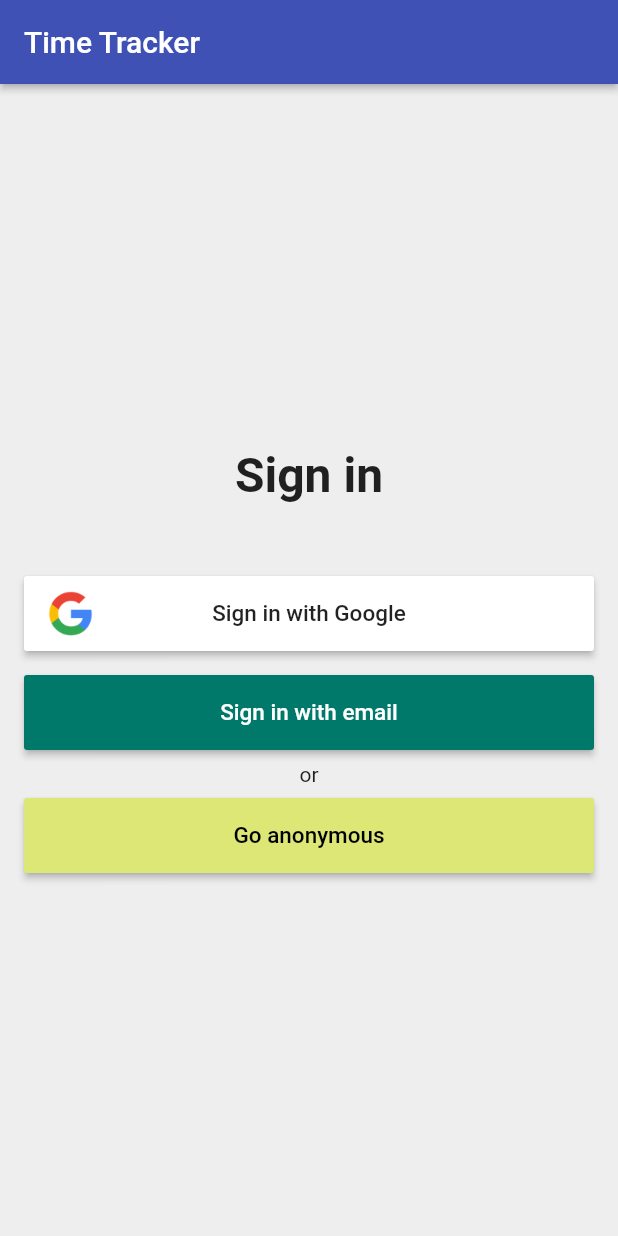
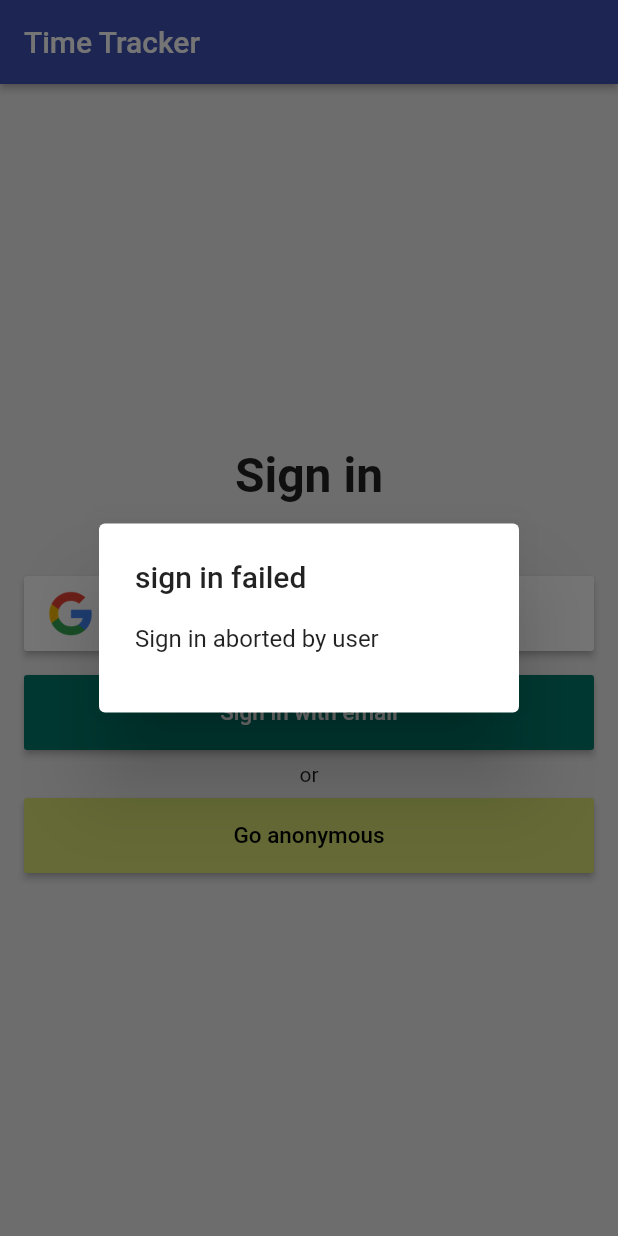
Before and after one commit to asai569/time-tracker-flutter-course, a Flutter app: the screen it shows after launch, after a tap on "Sign in with Google", on a phone screen of 412 x 824 dp. Run offline on Flutter 3.47's test engine with Material 2 defaults, Android fonts, the phone set to English and light mode, and no system bars; our stand-ins replace firebase_auth, firebase_core, google_sign_in; accounts and stored records are empty.

Commit message:
237まで

```diff
--- a/lib/app/landing_page.dart
+++ b/lib/app/landing_page.dart
@@ -2,26 +2,22 @@ import 'package:flutter/material.dart';
 import 'package:my_time_tracker_flutter_course/app/home_page.dart';
 import 'package:my_time_tracker_flutter_course/app/sign_in/sign_in_page.dart';
 import 'package:my_time_tracker_flutter_course/services/auth.dart';
+import 'package:provider/provider.dart';
 
 class LandingPage extends StatelessWidget {
-  LandingPage({@required this.auth});
-  final AuthBase auth;
-
   @override
   Widget build(BuildContext context) {
+    final auth = Provider.of<AuthBase>(context);
+
     return StreamBuilder<User>(
         stream: auth.onAuthStateChanged,
         builder: (context, snapshot) {
           if (snapshot.connectionState == ConnectionState.active) {
             User user = snapshot.data;
             if (user == null) {
-              return SignInPage(
-                auth: auth,
-              );
+              return SignInPage();
             }
-            return HomePage(
-              auth: auth,
-            );
+            return HomePage();
           } else {
             return Scaffold(
               body: Center(
--- a/lib/app/sign_in/email_sign_in_page.dart
+++ b/lib/app/sign_in/email_sign_in_page.dart
@@ -3,8 +3,6 @@ import 'package:my_time_tracker_flutter_course/app/sign_in/email_sign_in_form.da
 import 'package:my_time_tracker_flutter_course/services/auth.dart';
 
 class EmailSignInPage extends StatelessWidget {
-  EmailSignInPage({@required this.auth});
-  final AuthBase auth;
   @override
   Widget build(BuildContext context) {
     return Scaffold(
@@ -16,7 +14,7 @@ class EmailSignInPage extends StatelessWidget {
         child: Padding(
           padding: const EdgeInsets.all(16.0),
           child: Card(
-            child: EmailSignInForm(auth: auth),
+            child: EmailSignInForm(),
           ),
         ),
       ),
--- a/lib/app/sign_in/sign_in_page.dart
+++ b/lib/app/sign_in/sign_in_page.dart
@@ -1,26 +1,54 @@
 import 'package:flutter/material.dart';
+import 'package:flutter/services.dart';
 import 'package:my_time_tracker_flutter_course/app/sign_in/email_sign_in_page.dart';
 import 'package:my_time_tracker_flutter_course/app/sign_in/sign_in_button.dart';
 import 'package:my_time_tracker_flutter_course/app/sign_in/social_sign_in_button.dart';
+import 'package:my_time_tracker_flutter_course/common_widgets/platform_exception_alert_dialog.dart';
 import 'package:my_time_tracker_flutter_course/services/auth.dart';
+import 'package:provider/provider.dart';
 
-class SignInPage extends StatelessWidget {
-  SignInPage({@required this.auth});
-  final AuthBase auth;
+class SignInPage extends StatefulWidget {
+  @override
+  _SignInPageState createState() => _SignInPageState();
+}
 
-  Future<void> _signInAnonymously() async {
+class _SignInPageState extends State<SignInPage> {
+  bool _isLoading = false;
+  void _showSignInError(BuildContext context, PlatformException exception) {
+    PlatformExceptionAlertDialog(title: 'sign in failed', exception: exception)
+        .show(context);
+  }
+
+  Future<void> _signInAnonymously(BuildContext context) async {
     try {
+      setState(() {
+        _isLoading = true;
+      });
+      final auth = Provider.of<AuthBase>(context);
       await auth.signInAnonymously();
-    } catch (e) {
-      print(e.toString());
+    } on PlatformException catch (e) {
+      _showSignInError(context, e);
+    } finally {
+      setState(() {
+        _isLoading = false;
+      });
     }
   }
 
-  Future<void> _signInWithGoogle() async {
+  Future<void> _signInWithGoogle(BuildContext context) async {
     try {
+      setState(() {
+        _isLoading = true;
+      });
+      final auth = Provider.of<AuthBase>(context);
+
       await auth.signInWithGoogle();
-    } catch (e) {
-      print(e.toString());
+    } on PlatformException catch (e) {
+      _showSignInError(context, e);
+    } finally {
+      setState(() {
+        _isLoading = false;
+      });
     }
   }
 
@@ -28,7 +56,7 @@ class SignInPage extends StatelessWidget {
     Navigator.of(context).push(
       MaterialPageRoute<void>(
         fullscreenDialog: true,
-        builder: (context) => EmailSignInPage(auth: auth),
+        builder: (context) => EmailSignInPage(),
       ),
     );
   }
@@ -66,7 +94,7 @@ class SignInPage extends StatelessWidget {
             text: 'Sign in with Google',
             textColor: Colors.black87,
             color: Colors.white,
-            onPressed: _signInWithGoogle,
+            onPressed: () => _signInWithGoogle(context),
           ),
           SizedBox(height: 8.0),
           SizedBox(height: 8.0),
@@ -87,7 +115,7 @@ class SignInPage extends StatelessWidget {
             text: 'Go anonymous',
             textColor: Colors.black,
             color: Colors.lime[300],
-            onPressed: _signInAnonymously,
+            onPressed: () => _signInAnonymously(context),
           ),
         ],
       ),
--- /dev/null
+++ b/lib/common_widgets/platform_alert_dialog.dart
@@ -0,0 +1,93 @@
+import 'dart:io';
+
+import 'package:flutter/material.dart';
+import 'package:flutter/cupertino.dart';
+import 'package:my_time_tracker_flutter_course/common_widgets/platform_widget.dart';
+
+class PlatformAlertDialog extends PlatformWidget {
+  PlatformAlertDialog({
+    @required this.title,
+    @required this.content,
+    @required this.defauktActionText,
+    this.cancelActionText,
+  })  : assert(title != null),
+        assert(content != null),
+        assert(defauktActionText != null);
+
+  final String title;
+  final String content;
+  final String defauktActionText;
+  final String cancelActionText;
+
+  Future<bool> show(BuildContext context) async {
+    return Platform.isIOS
+        ? await showCupertinoDialog<bool>(
+            context: context, builder: (context) => this)
+        : await showDialog<bool>(
+            context: context,
+            barrierDismissible: true,
+            builder: (context) => this,
+          );
+  }
+
+  @override
+  Widget buildCupertionWidget(BuildContext context) {
+    return CupertinoAlertDialog(
+      title: Text(title),
+      content: Text(content),
+      actions: _buildActions(context),
+    );
+  }
+
+  @override
+  Widget buildMaterialWidget(BuildContext context) {
+    return AlertDialog(
+      title: Text(title),
+      content: Text(content),
+      actions: _buildActions(context),
+    );
+  }
+
+  List<Widget> _buildActions(BuildContext context) {
+    final actions = <Widget>[];
+    if (cancelActionText != null) {
+      actions.add(PlatformAlertDialogAction(
+        onPressed: () {
+          Navigator.of(context).pop(false);
+        },
+        child: Text(cancelActionText),
+      ));
+    }
+
+    PlatformAlertDialogAction(
+      onPressed: () {
+        Navigator.of(context).pop(true);
+      },
+      child: Text(defauktActionText),
+    );
+    return actions;
+  }
+}
+
+class PlatformAlertDialogAction extends PlatformWidget {
+  PlatformAlertDialogAction({this.child, this.onPressed});
+
+  final Widget child;
+  final VoidCallback onPressed;
+
+  @override
+  Widget buildCupertionWidget(BuildContext context) {
+    return CupertinoDialogAction(
+      child: child,
+      onPressed: onPressed,
+    );
+  }
+
+  @override
+  Widget buildMaterialWidget(BuildContext context) {
+    return FlatButton(
+      child: child,
+      onPressed: onPressed,
+    );
+  }
+}
--- /dev/null
+++ b/lib/common_widgets/platform_exception_alert_dialog.dart
@@ -0,0 +1,41 @@
+import 'package:flutter/cupertino.dart';
+import 'package:flutter/services.dart';
+import 'package:my_time_tracker_flutter_course/common_widgets/platform_alert_dialog.dart';
+
+class PlatformExceptionAlertDialog extends PlatformAlertDialog {
+  PlatformExceptionAlertDialog({
+    @required String title,
+    @required PlatformException exception,
+  }) : super(
+          title: title,
+          content: _message(exception),
+          defauktActionText: 'ok',
+        );
+
+  static String _message(PlatformException exception) {
+    return exception.message;
+  }
+
+  static Map<String, String> _errors = {
+    /// - **email-already-in-use**:
+    ///  - Thrown if there already exists an account with the given email address.
+    /// - **invalid-email**:
+    ///  - Thrown if the email address is not valid.
+    /// - **operation-not-allowed**:
+    ///  - Thrown if email/password accounts are not enabled. Enable
+    ///    email/password accounts in the Firebase Console, under the Auth tab.
+    // / - **weak-password**:
+    // /  - Thrown if the password is not strong enough.
+    ///
+    /// /// - **invalid-email**:
+    ///  - Thrown if the email address is not valid.
+    /// - **user-disabled**:
+    ///  - Thrown if the user corresponding to the given email has been disabled.
+    /// - **user-not-found**:
+    ///  - Thrown if there is no user corresponding to the given email.
+    /// - **wrong-password**:
+    ///  - Thrown if the password is invalid for the given email, or the account
+    ///    corresponding to the email does not have a password set.
+    ///
+  };
+}
--- a/lib/main.dart
+++ b/lib/main.dart
@@ -1,6 +1,7 @@
 import 'package:flutter/material.dart';
 import 'package:my_time_tracker_flutter_course/app/landing_page.dart';
 import 'package:my_time_tracker_flutter_course/services/auth.dart';
+import 'package:provider/provider.dart';
 import 'services/auth.dart';
 import 'package:firebase_core/firebase_core.dart';
 
@@ -14,13 +15,14 @@ void main() async {
 class MyApp extends StatelessWidget {
   @override
   Widget build(BuildContext context) {
-    return MaterialApp(
-      title: 'Time Tracker',
-      theme: ThemeData(
-        primarySwatch: Colors.indigo,
-      ),
-      home: LandingPage(
-        auth: Auth(),
+    return Provider<AuthBase>(
+      create: (context) => Auth(),
+      child: MaterialApp(
+        title: 'Time Tracker',
+        theme: ThemeData(
+          primarySwatch: Colors.indigo,
+        ),
+        home: LandingPage(),
       ),
     );
   }
--- a/lib/services/auth.dart
+++ b/lib/services/auth.dart
@@ -55,7 +55,7 @@ class Auth implements AuthBase {
   Future<User> signInWithEmailAndPassword(String email, String password) async {
     try {
       final authResult = await _firebaseAuth.signInWithEmailAndPassword(
-          email: email, password: password);
+          email: email.trim(), password: password);
       return _userFromFirebase(authResult.user);
     } catch (e) {
       authProblems errorType;
--- a/pubspec.yaml
+++ b/pubspec.yaml
@@ -25,7 +25,7 @@ dependencies:
     sdk: flutter
   firebase_auth: ^0.18.0
   google_sign_in: ^4.5.1
-
+  provider: ^3.1.0+1
   # The following adds the Cupertino Icons font to your application.
   # Use with the CupertinoIcons class for iOS style icons.
   cupertino_icons: ^0.1.3
```
Also changed, not shown: lib/app/home_page.dart (+18 -5 lines), lib/app/sign_in/email_sign_in_form.dart (+14 -22 lines), lib/services/auth_provider.dart (added, +16 -0 lines), pubspec.lock.
